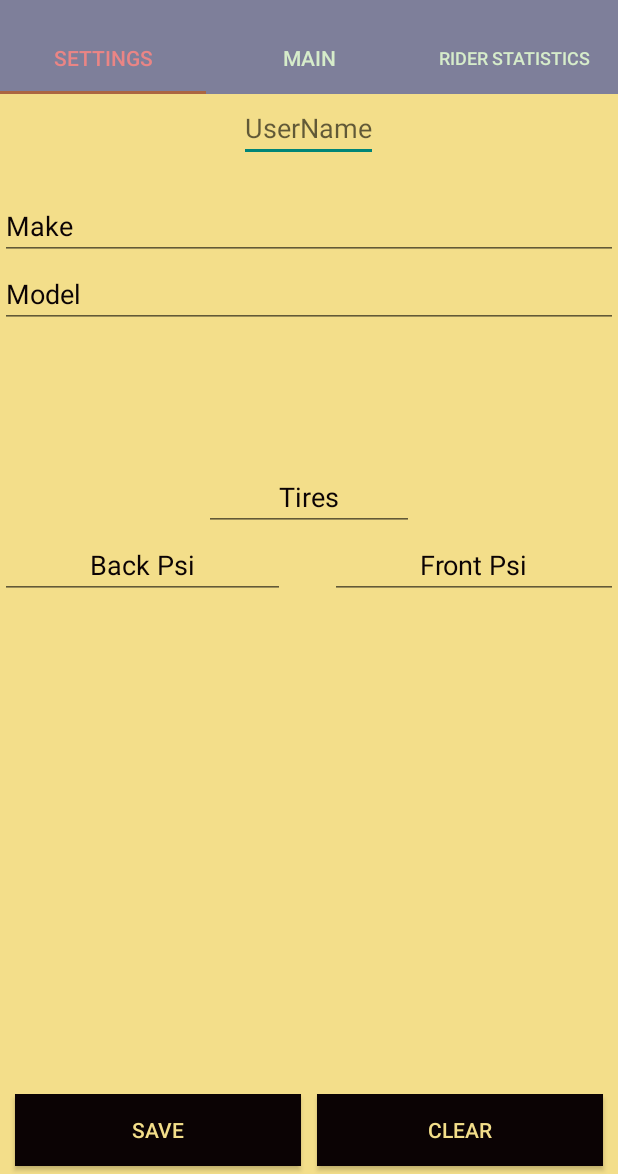
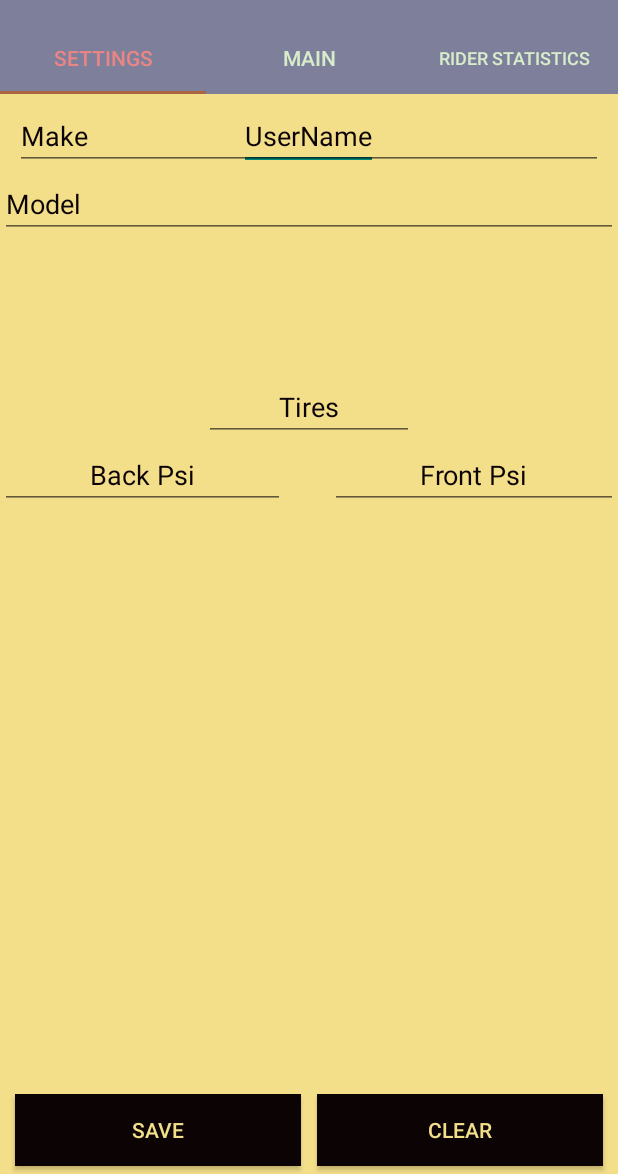
Before and after one commit to af3ld/MotorcycleApplication, an Android app: the screen it shows after launch (MainActivity), on a phone screen of 412 x 824 dp, the part 62-1236 px from its top. Run offline under Robolectric (Android 15) with nearby library versions, the phone set to English and light mode, and no system bars; plain views replace FlatButton, FlatEditText.

Commit message:
Building flat layout

```diff
--- a/app/src/main/res/layout/fragment_settings.xml
+++ b/app/src/main/res/layout/fragment_settings.xml
@@ -11,16 +11,19 @@
         android:layout_width="wrap_content"
         android:layout_height="wrap_content"
         android:layout_centerHorizontal="true"
-        android:hint="@string/UserName" />
+        android:hint="@string/UserName"
+        android:layout_marginTop="@dimen/settings_inner_margin"
+        style="@style/settings_frag_upper_editText"
+        />
 
     <com.cengalabs.flatui.views.FlatEditText
         android:id="@+id/fragment_settings_make_edittext"
-        style="@style/settings_frag_basic_editText"
+        style="@style/settings_frag_upper_editText"
         android:layout_width="match_parent"
         android:layout_height="wrap_content"
         android:hint="@string/make"
         android:inputType="textCapSentences"
-        android:paddingTop="75dp" />
+        flatui:fl_fieldStyle="fl_box"/>
 
     <com.cengalabs.flatui.views.FlatEditText
         android:id="@+id/fragment_settings_model_edittext"
@@ -73,8 +76,8 @@
         <com.cengalabs.flatui.views.FlatButton
             android:id="@+id/fragment_settings_save_button"
             style="@style/SettingsButton"
-            android:layout_marginStart="10dp"
-            android:layout_marginEnd="5dp"
+            android:layout_marginStart="@dimen/settings_outer_margin"
+            android:layout_marginEnd="@dimen/settings_inner_margin"
             flatui:fl_touchEffect="fl_ripple"
             flatui:fl_blockButtonEffectHeight="3dp"
             android:text="@string/savebutton" />
@@ -82,8 +85,8 @@
         <com.cengalabs.flatui.views.FlatButton
             android:id="@+id/fragment_settings_clear_button"
             style="@style/SettingsButton"
-            android:layout_marginStart="5dp"
-            android:layout_marginEnd="10dp"
+            android:layout_marginStart="@dimen/settings_inner_margin"
+            android:layout_marginEnd="@dimen/settings_outer_margin"
             flatui:fl_touchEffect="fl_ripple"
             flatui:fl_blockButtonEffectHeight="3dp"
             android:text="@string/clear_button" />
--- a/app/src/main/res/values/dimens.xml
+++ b/app/src/main/res/values/dimens.xml
@@ -3,4 +3,6 @@
     <dimen name="activity_horizontal_margin">16dp</dimen>
     <dimen name="activity_vertical_margin">16dp</dimen>
     <dimen name="fab_margin">16dp</dimen>
+    <dimen name="settings_inner_margin">5dp</dimen>
+    <dimen name="settings_outer_margin">10dp</dimen>
 </resources>
--- a/app/src/main/res/values/styles.xml
+++ b/app/src/main/res/values/styles.xml
@@ -1,4 +1,5 @@
-<resources>
+<resources xmlns:android="http://schemas.android.com/apk/res/android"
+    xmlns:flatui="http://schemas.android.com/apk/res-auto">
 
     <!-- Base application theme. -->
     <style name="AppTheme" parent="Theme.AppCompat.Light.DarkActionBar">
@@ -23,6 +24,12 @@
         <item name="android:hint">@string/bike_hint</item>
     </style>
 
+    <style name="settings_frag_upper_editText" parent="settings_frag_basic_editText">
+        <item name="android:layout_marginStart">@dimen/settings_outer_margin</item>
+        <item name="android:layout_marginEnd">@dimen/settings_outer_margin</item>
+        <item name="android:layout_marginTop">@dimen/settings_inner_margin</item>
+    </style>
+
     <style name="RideAlert" parent="Theme.AppCompat.Light.Dialog">
         <item name="android:backgroundDimEnabled">false</item>
         <item name="android:colorAccent">@color/ink</item>
```
